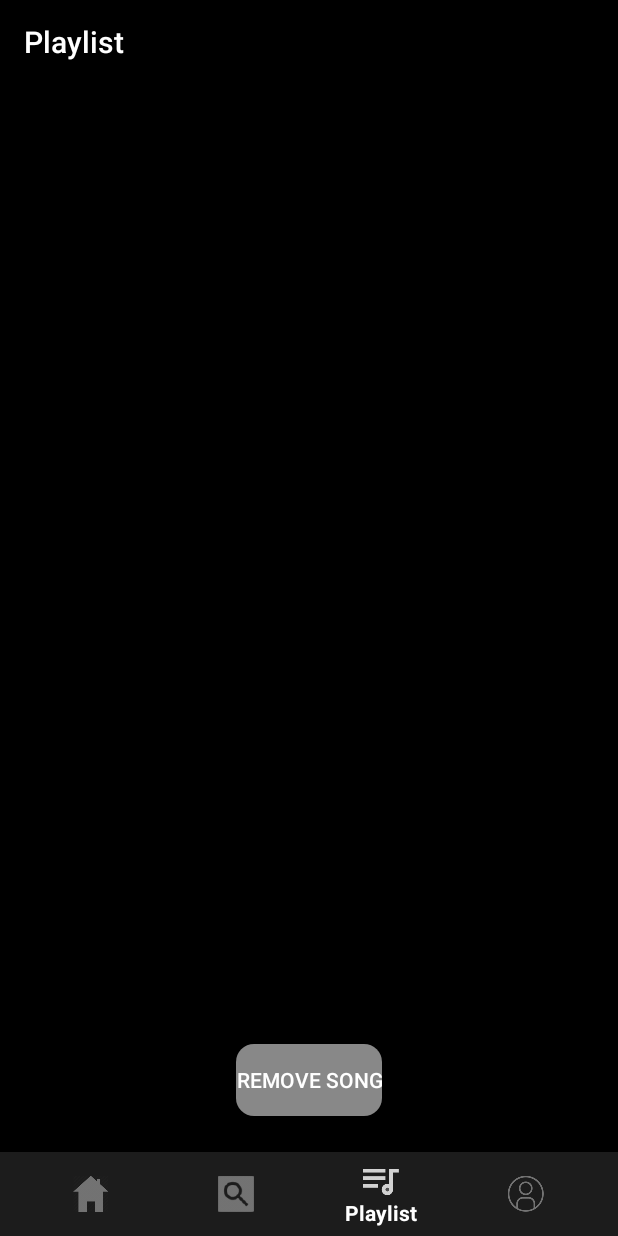
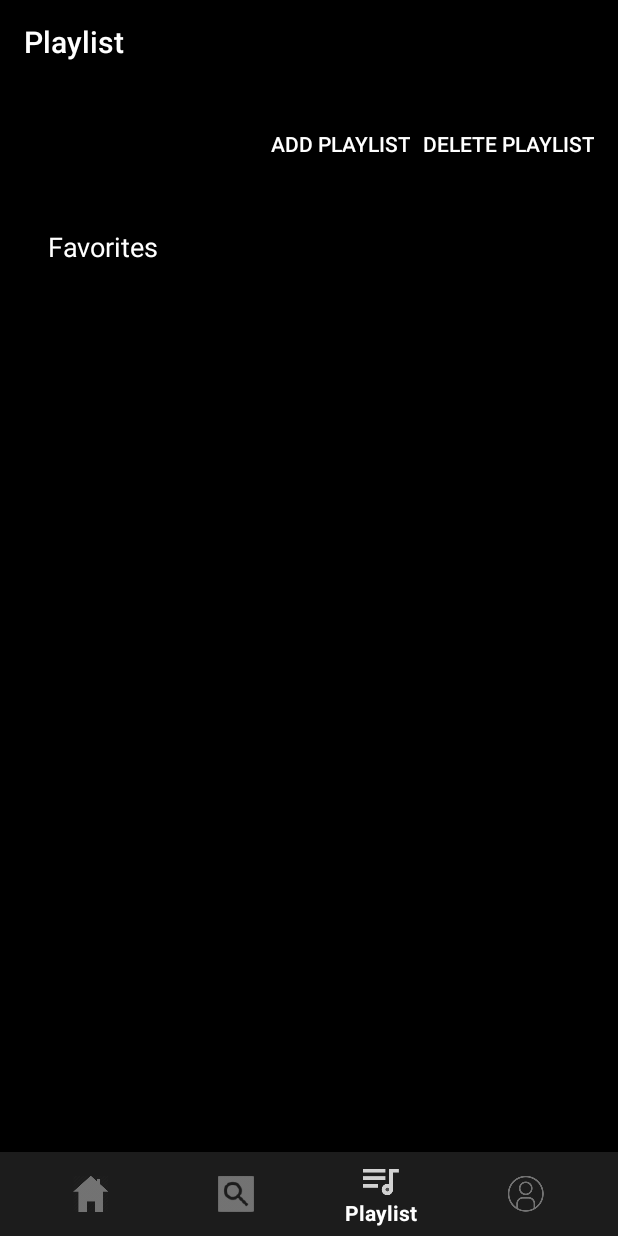
Before and after one commit to trieupham1/My_Music_player, an Android app: the screen it shows after launch once a user with an empty profile is signed in (MainActivity), item 3 of the bottom bar chosen, on a phone screen of 412 x 824 dp. Run offline under Robolectric (Android 15) with nearby library versions, the phone set to English and light mode, and no system bars; our stand-ins replace Firebase (no records; nobody signed in at launch, a user with empty details on screens opened directly), navigation-ui.

Commit message:
app multiple playlist(1)

```diff
--- a/app/src/main/java/com/tdtu/my_music_player/Playlist/PlaylistFragment.java
+++ b/app/src/main/java/com/tdtu/my_music_player/Playlist/PlaylistFragment.java
@@ -13,7 +13,6 @@ import androidx.fragment.app.Fragment;
 import androidx.recyclerview.widget.LinearLayoutManager;
 import androidx.recyclerview.widget.RecyclerView;
 
-import com.tdtu.my_music_player.MediaManager.MediaPlayerManager;
 import com.tdtu.my_music_player.PlayerSet.MainActivity;
 import com.tdtu.my_music_player.R;
 import com.tdtu.my_music_player.SearchSong.Song;
@@ -22,91 +21,109 @@ import java.util.List;
 
 public class PlaylistFragment extends Fragment {
 
+    private RecyclerView playlistListRecyclerView;
     private RecyclerView playlistRecyclerView;
-    private List<Song> playlist;
+    private PlaylistManager playlistManager;
+    private PlaylistNameAdapter playlistNameAdapter;
     private PlaylistAdapter playlistAdapter;
-    private MediaPlayerManager mediaPlayerManager;
-    private Button removeButton;
-    private int selectedPosition = -1;  // Holds the selected song position for removal
+    private Button addPlaylistButton;
+    private Button deletePlaylistButton;
 
     @Nullable
     @Override
     public View onCreateView(@NonNull LayoutInflater inflater, @Nullable ViewGroup container, @Nullable Bundle savedInstanceState) {
         View view = inflater.inflate(R.layout.fragment_playlist, container, false);
 
+        playlistListRecyclerView = view.findViewById(R.id.playlistListRecyclerView);
         playlistRecyclerView = view.findViewById(R.id.playlistRecyclerView);
-        removeButton = view.findViewById(R.id.remove_button);
+        addPlaylistButton = view.findViewById(R.id.add_playlist_button);
+        deletePlaylistButton = view.findViewById(R.id.delete_playlist_button);
 
-        // Initialize the playlist using PlaylistManager
-        PlaylistManager playlistManager = PlaylistManager.getInstance(requireContext());
-        playlist = playlistManager.getPlaylist();
+        playlistManager = PlaylistManager.getInstance(requireContext());
 
-        // Set up the RecyclerView and adapter
-        playlistAdapter = new PlaylistAdapter(getContext(), playlist, (song, position) -> {
-            MainActivity mainActivity = (MainActivity) getActivity();
-            if (mainActivity != null) {
-                mainActivity.playSelectedSong(
-                        song.getTitle(),
-                        song.getArtist(),
-                        song.getResource(),
-                        song.getAlbumCoverResource()
-                );
-            }
-            selectedPosition = position;
-        });
-        playlistRecyclerView.setLayoutManager(new LinearLayoutManager(getContext()));
-        playlistRecyclerView.setAdapter(playlistAdapter);
+        // Initialize RecyclerView for Playlist Names
+        setupPlaylistListRecyclerView();
 
-        // Initialize MediaPlayerManager
-        mediaPlayerManager = MediaPlayerManager.getInstance();
+        // Add Playlist Button
+        addPlaylistButton.setOnClickListener(v -> showCreatePlaylistDialog());
 
-        // Set up Remove Button to remove the selected song
-        removeButton.setOnClickListener(v -> removeSelectedSong());
+        // Delete Playlist Button
+        deletePlaylistButton.setOnClickListener(v -> showDeletePlaylistDialog());
 
         return view;
     }
 
-    // Function to add the current song to the playlist
-    public void addCurrentSongToPlaylist() {
-        if (mediaPlayerManager == null) {
-            Toast.makeText(getContext(), "No song is currently playing", Toast.LENGTH_SHORT).show();
-            return;
-        }
+    private void setupPlaylistListRecyclerView() {
+        playlistNameAdapter = new PlaylistNameAdapter(getContext(), playlistManager.getAllPlaylists(), playlistName -> {
+            // Load and display the songs in the selected playlist
+            displaySongsInPlaylist(playlistName);
+        });
 
-        String currentSongTitle = mediaPlayerManager.getCurrentSongTitle();
-        String currentArtistName = mediaPlayerManager.getCurrentArtistName();
-        int currentSongResource = mediaPlayerManager.getCurrentSongResource();
-        int currentAlbumCoverResource = mediaPlayerManager.getCurrentAlbumCoverResource();
+        playlistListRecyclerView.setLayoutManager(new LinearLayoutManager(getContext(), LinearLayoutManager.VERTICAL, false));
+        playlistListRecyclerView.setAdapter(playlistNameAdapter);
+    }
 
-        PlaylistManager playlistManager = PlaylistManager.getInstance(requireContext());
-        if (playlistManager.isSongInPlaylist(currentSongTitle, currentArtistName)) {
-            Toast.makeText(getContext(), "Song is already in the playlist", Toast.LENGTH_SHORT).show();
+    private void displaySongsInPlaylist(String playlistName) {
+        List<Song> songs = playlistManager.getPlaylist(playlistName);
+        if (songs != null && !songs.isEmpty()) {
+            playlistRecyclerView.setVisibility(View.VISIBLE);
+            playlistAdapter = new PlaylistAdapter(getContext(), songs, (song, position) -> {
+                MainActivity mainActivity = (MainActivity) getActivity();
+                if (mainActivity != null) {
+                    mainActivity.playSelectedSong(
+                            song.getTitle(),
+                            song.getArtist(),
+                            song.getResource(),
+                            song.getAlbumCoverResource()
+                    );
+                }
+            });
+
+            playlistRecyclerView.setLayoutManager(new LinearLayoutManager(getContext()));
+            playlistRecyclerView.setAdapter(playlistAdapter);
         } else {
-            playlistManager.addSongToPlaylist(
-                    currentSongTitle,
-                    currentArtistName,
-                    currentSongResource,
-                    currentAlbumCoverResource
-            );
-            playlistAdapter.notifyDataSetChanged(); // Update the playlist display
-            Toast.makeText(getContext(), "Song added to playlist", Toast.LENGTH_SHORT).show();
+            Toast.makeText(getContext(), "No songs in this playlist", Toast.LENGTH_SHORT).show();
         }
     }
 
-    // Function to remove the selected song from the playlist
-    private void removeSelectedSong() {
-        if (selectedPosition != -1) {
-            Song songToRemove = playlist.get(selectedPosition);
-            PlaylistManager playlistManager = PlaylistManager.getInstance(requireContext());
-            if (playlistManager.removeSongFromPlaylist(songToRemove)) {
-                Toast.makeText(getContext(), "Song removed from playlist", Toast.LENGTH_SHORT).show();
-                playlistAdapter.notifyDataSetChanged(); // Update the playlist display
-                selectedPosition = -1;  // Reset the selected position
+    private void showCreatePlaylistDialog() {
+        androidx.appcompat.app.AlertDialog.Builder builder = new androidx.appcompat.app.AlertDialog.Builder(requireContext());
+        builder.setTitle("Create New Playlist");
+        final android.widget.EditText input = new android.widget.EditText(requireContext());
+        input.setHint("Enter playlist name");
+        builder.setView(input);
+
+        builder.setPositiveButton("Create", (dialog, which) -> {
+            String playlistName = input.getText().toString().trim();
+            if (!playlistName.isEmpty()) {
+                playlistManager.createPlaylist(playlistName);
+                playlistNameAdapter.updatePlaylists(playlistManager.getAllPlaylists());
+                Toast.makeText(getContext(), "Playlist created", Toast.LENGTH_SHORT).show();
             } else {
-                Toast.makeText(getContext(), "Error removing song from playlist", Toast.LENGTH_SHORT).show();
+                Toast.makeText(getContext(), "Playlist name cannot be empty", Toast.LENGTH_SHORT).show();
             }
-        } else {
-            Toast.makeText(getContext(), "Please select a song to remove", Toast.LENGTH_SHORT).show();
-        }
+        });
+        builder.setNegativeButton("Cancel", null);
+        builder.show();
+    }
+
+    private void showDeletePlaylistDialog() {
+        androidx.appcompat.app.AlertDialog.Builder builder = new androidx.appcompat.app.AlertDialog.Builder(requireContext());
+        builder.setTitle("Delete Playlist");
+
+        // Show list of playlists to select for deletion
+        final String[] playlistNames = playlistManager.getAllPlaylists().toArray(new String[0]);
+        builder.setItems(playlistNames, (dialog, which) -> {
+            String playlistToDelete = playlistNames[which];
+            if (playlistManager.removePlaylist(playlistToDelete)) {
+                playlistNameAdapter.updatePlaylists(playlistManager.getAllPlaylists());
+                Toast.makeText(getContext(), "Playlist deleted", Toast.LENGTH_SHORT).show();
+            } else {
+                Toast.makeText(getContext(), "Failed to delete playlist", Toast.LENGTH_SHORT).show();
+            }
+        });
+
+        builder.setNegativeButton("Cancel", null);
+        builder.show();
     }
 }
--- a/app/src/main/java/com/tdtu/my_music_player/Playlist/PlaylistManager.java
+++ b/app/src/main/java/com/tdtu/my_music_player/Playlist/PlaylistManager.java
@@ -1,66 +1,98 @@
 package com.tdtu.my_music_player.Playlist;
 
 import android.content.Context;
-
 import com.tdtu.my_music_player.SearchSong.Song;
 
 import java.util.ArrayList;
+import java.util.HashMap;
 import java.util.List;
 
 public class PlaylistManager {
     private static PlaylistManager instance;
-    private final List<Song> playlist;
-    private Song currentSong;
-
-    private Context context; // Store the context if needed
+    private final HashMap<String, List<Song>> playlists; // Store multiple playlists
+    private String currentPlaylist; // Tracks the active playlist
 
     private PlaylistManager(Context context) {
-        this.context = context.getApplicationContext(); // Use application context to avoid leaks
-        playlist = new ArrayList<>();
+        playlists = new HashMap<>();
+        createPlaylist("Favorites"); // Create a default playlist
+        currentPlaylist = "Favorites"; // Set the default playlist as active
     }
+    public boolean removePlaylist(String playlistName) {
+        if (playlists.containsKey(playlistName)) {
+            playlists.remove(playlistName);
+            return true;
+        }
+        return false;
+    }
+
 
     public static PlaylistManager getInstance(Context context) {
         if (instance == null) {
-            instance = new PlaylistManager(context); // Pass the context here
+            instance = new PlaylistManager(context.getApplicationContext());
         }
         return instance;
     }
 
-    public void setCurrentSong(Song song) {
-        this.currentSong = song;
+    // Create a new playlist
+    public void createPlaylist(String playlistName) {
+        if (!playlists.containsKey(playlistName)) {
+            playlists.put(playlistName, new ArrayList<>());
+        }
     }
 
-    public Song getCurrentSong() {
-        return currentSong;
+    // Retrieve a playlist by name
+    public List<Song> getPlaylist(String playlistName) {
+        return playlists.getOrDefault(playlistName, new ArrayList<>());
     }
 
-    public void addSongToPlaylist(String title, String artist, int resource, int coverResource) {
-        playlist.add(new Song(title, artist, resource, coverResource));
+    // Set the current active playlist
+    public void setCurrentPlaylist(String playlistName) {
+        if (playlists.containsKey(playlistName)) {
+            currentPlaylist = playlistName;
+        }
     }
 
-    public List<Song> getPlaylist() {
-        return playlist;
+    public String getCurrentPlaylist() {
+        return currentPlaylist;
     }
 
-    public boolean isSongInPlaylist(String title) {
-        for (Song song : playlist) {
-            if (song.getTitle().equalsIgnoreCase(title)) {
-                return true;
+    // Add a song to a playlist
+    public void addSongToPlaylist(String playlistName, Song song) {
+        playlists.get(playlistName).add(song);
+    }
+
+    // Check if a song exists in a playlist
+    public boolean isSongInPlaylist(String playlistName, String title, String artist) {
+        List<Song> playlist = playlists.get(playlistName);
+        if (playlist != null) {
+            for (Song song : playlist) {
+                if (song.getTitle().equalsIgnoreCase(title) && song.getArtist().equalsIgnoreCase(artist)) {
+                    return true;
+                }
             }
         }
         return false;
     }
 
-    public boolean isSongInPlaylist(String title, String artist) {
-        for (Song song : playlist) {
-            if (song.getTitle().equalsIgnoreCase(title) && song.getArtist().equalsIgnoreCase(artist)) {
-                return true;
-            }
+    // Add song by properties
+    public void addSongToPlaylist(String playlistName, String title, String artist, int resource, int coverResource) {
+        List<Song> playlist = playlists.get(playlistName);
+        if (playlist != null) {
+            playlist.add(new Song(title, artist, resource, coverResource));
+        }
+    }
+
+    // Remove a song from a playlist
+    public boolean removeSongFromPlaylist(String playlistName, Song song) {
+        List<Song> playlist = playlists.get(playlistName);
+        if (playlist != null) {
+            return playlist.remove(song);
         }
         return false;
     }
 
-    public boolean removeSongFromPlaylist(Song song) {
-        return playlist.remove(song);
+    // Get all playlist names
+    public List<String> getAllPlaylists() {
+        return new ArrayList<>(playlists.keySet());
     }
 }
--- /dev/null
+++ b/app/src/main/java/com/tdtu/my_music_player/Playlist/PlaylistNameAdapter.java
@@ -0,0 +1,67 @@
+package com.tdtu.my_music_player.Playlist;
+
+import android.content.Context;
+import android.view.LayoutInflater;
+import android.view.View;
+import android.view.ViewGroup;
+import android.widget.TextView;
+
+import androidx.annotation.NonNull;
+import androidx.recyclerview.widget.RecyclerView;
+
+import com.tdtu.my_music_player.R;
+
+import java.util.List;
+
+public class PlaylistNameAdapter extends RecyclerView.Adapter<PlaylistNameAdapter.PlaylistViewHolder> {
+
+    private final Context context;
+    private List<String> playlistNames;
+    private final OnPlaylistClickListener listener;
+
+    // Interface for click listener
+    public interface OnPlaylistClickListener {
+        void onPlaylistClick(String playlistName);
+    }
+
+    public PlaylistNameAdapter(Context context, List<String> playlistNames, OnPlaylistClickListener listener) {
+        this.context = context;
+        this.playlistNames = playlistNames;
+        this.listener = listener;
+    }
+
+    @NonNull
+    @Override
+    public PlaylistViewHolder onCreateViewHolder(@NonNull ViewGroup parent, int viewType) {
+        View view = LayoutInflater.from(context).inflate(R.layout.item_playlist_name, parent, false);
+        return new PlaylistViewHolder(view);
+    }
+
+    @Override
+    public void onBindViewHolder(@NonNull PlaylistViewHolder holder, int position) {
+        String playlistName = playlistNames.get(position);
+        holder.playlistNameTextView.setText(playlistName);
+
+        holder.itemView.setOnClickListener(v -> listener.onPlaylistClick(playlistName));
+    }
+
+    @Override
+    public int getItemCount() {
+        return playlistNames != null ? playlistNames.size() : 0;
+    }
+
+    // Method to update the list of playlists
+    public void updatePlaylists(List<String> newPlaylists) {
+        this.playlistNames = newPlaylists;
+        notifyDataSetChanged(); // Notify adapter to refresh the RecyclerView
+    }
+
+    public static class PlaylistViewHolder extends RecyclerView.ViewHolder {
+        TextView playlistNameTextView;
+
+        public PlaylistViewHolder(@NonNull View itemView) {
+            super(itemView);
+            playlistNameTextView = itemView.findViewById(R.id.tv_playlist_name);
+        }
+    }
+}
--- a/app/src/main/res/layout/fragment_playlist.xml
+++ b/app/src/main/res/layout/fragment_playlist.xml
@@ -2,29 +2,59 @@
 <RelativeLayout xmlns:android="http://schemas.android.com/apk/res/android"
     android:layout_width="match_parent"
     android:layout_height="match_parent"
-    android:padding="16dp"
     android:background="#FF000000">
 
-    <!-- Playlist RecyclerView -->
-    <androidx.recyclerview.widget.RecyclerView
-        android:id="@+id/playlistRecyclerView"
+    <!-- ScrollView for Playlist Names -->
+    <ScrollView
         android:layout_width="match_parent"
-        android:layout_height="0dp"
-        android:layout_above="@id/remove_button"
-        android:layout_alignParentTop="true"
-        android:layout_marginBottom="8dp"
-        android:background="@android:color/transparent" />
+        android:layout_height="match_parent"
+        android:padding="8dp">
 
-    <!-- Remove Button -->
-    <Button
-        android:id="@+id/remove_button"
-        android:layout_width="wrap_content"
-        android:layout_height="wrap_content"
-        android:layout_alignParentBottom="true"
-        android:layout_centerHorizontal="true"
-        android:text="Remove Song"
-        android:background="@drawable/rounded_button_background"
-        android:textColor="@android:color/white"
-        android:layout_marginBottom="8dp" />
+        <LinearLayout
+            android:layout_width="match_parent"
+            android:layout_height="wrap_content"
+            android:orientation="vertical">
 
+            <!-- Add and Delete Buttons -->
+            <LinearLayout
+                android:layout_width="match_parent"
+                android:layout_height="wrap_content"
+                android:orientation="horizontal"
+                android:gravity="end"
+                android:padding="8dp">
+
+                <Button
+                    android:id="@+id/add_playlist_button"
+                    android:layout_width="wrap_content"
+                    android:layout_height="wrap_content"
+                    android:text="Add Playlist"
+                    android:layout_marginEnd="8dp"
+                    android:background="?attr/selectableItemBackground"
+                    android:textColor="@android:color/white" />
+
+                <Button
+                    android:id="@+id/delete_playlist_button"
+                    android:layout_width="wrap_content"
+                    android:layout_height="wrap_content"
+                    android:text="Delete Playlist"
+                    android:background="?attr/selectableItemBackground"
+                    android:textColor="@android:color/white" />
+            </LinearLayout>
+
+            <!-- RecyclerView for Playlist Names -->
+            <androidx.recyclerview.widget.RecyclerView
+                android:id="@+id/playlistListRecyclerView"
+                android:layout_width="match_parent"
+                android:layout_height="wrap_content"
+                android:padding="8dp" />
+
+            <!-- RecyclerView for Songs in a Playlist -->
+            <androidx.recyclerview.widget.RecyclerView
+                android:id="@+id/playlistRecyclerView"
+                android:layout_width="match_parent"
+                android:layout_height="wrap_content"
+                android:padding="8dp"
+                android:visibility="gone" />
+        </LinearLayout>
+    </ScrollView>
 </RelativeLayout>
--- /dev/null
+++ b/app/src/main/res/layout/item_playlist_name.xml
@@ -0,0 +1,19 @@
+<?xml version="1.0" encoding="utf-8"?>
+<LinearLayout xmlns:android="http://schemas.android.com/apk/res/android"
+    android:layout_width="match_parent"
+    android:layout_height="wrap_content"
+    android:orientation="horizontal"
+    android:padding="8dp"
+    android:background="@android:color/transparent">
+
+    <!-- Playlist Name -->
+    <TextView
+        android:id="@+id/tv_playlist_name"
+        android:layout_width="match_parent"
+        android:layout_height="wrap_content"
+        android:textColor="@android:color/white"
+        android:textSize="18sp"
+        android:ellipsize="end"
+        android:singleLine="true"
+        android:padding="8dp" />
+</LinearLayout>
```
Also changed, not shown: app/src/main/java/com/tdtu/my_music_player/MediaManager/MediaPlayerManager.java (+13 -11 lines), app/src/main/java/com/tdtu/my_music_player/PlayerSet/PlayerActivity.java (+15 -2 lines), app/src/main/res/layout/list_item_playlist_name.xml (added, +44 -0 lines).
